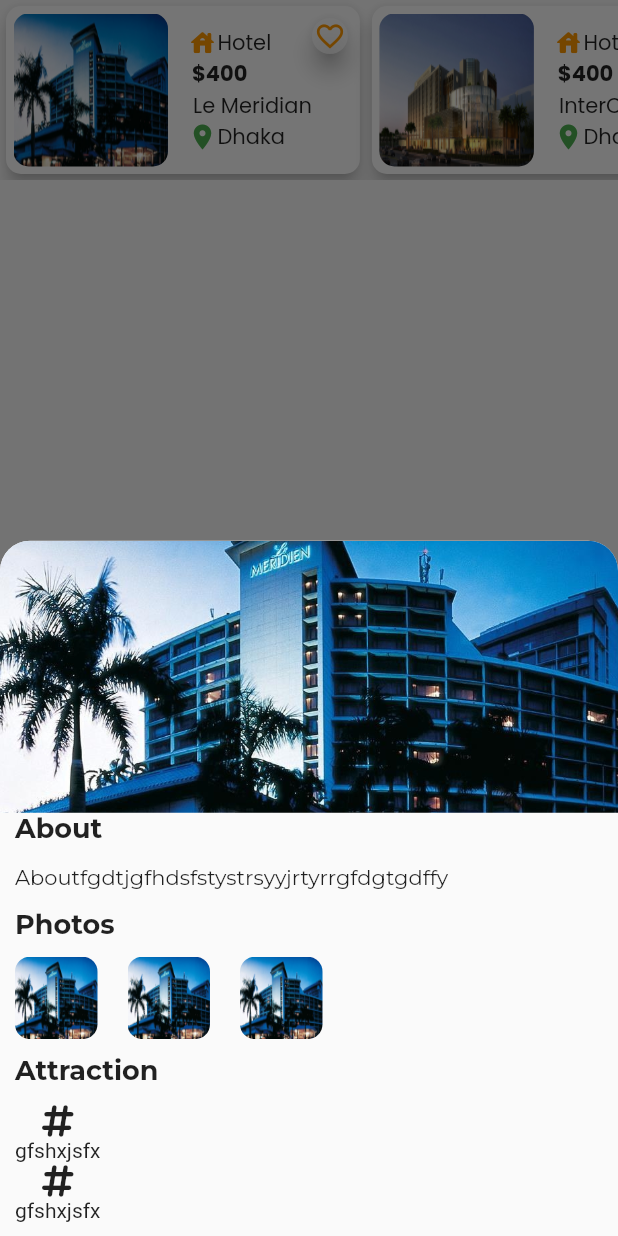
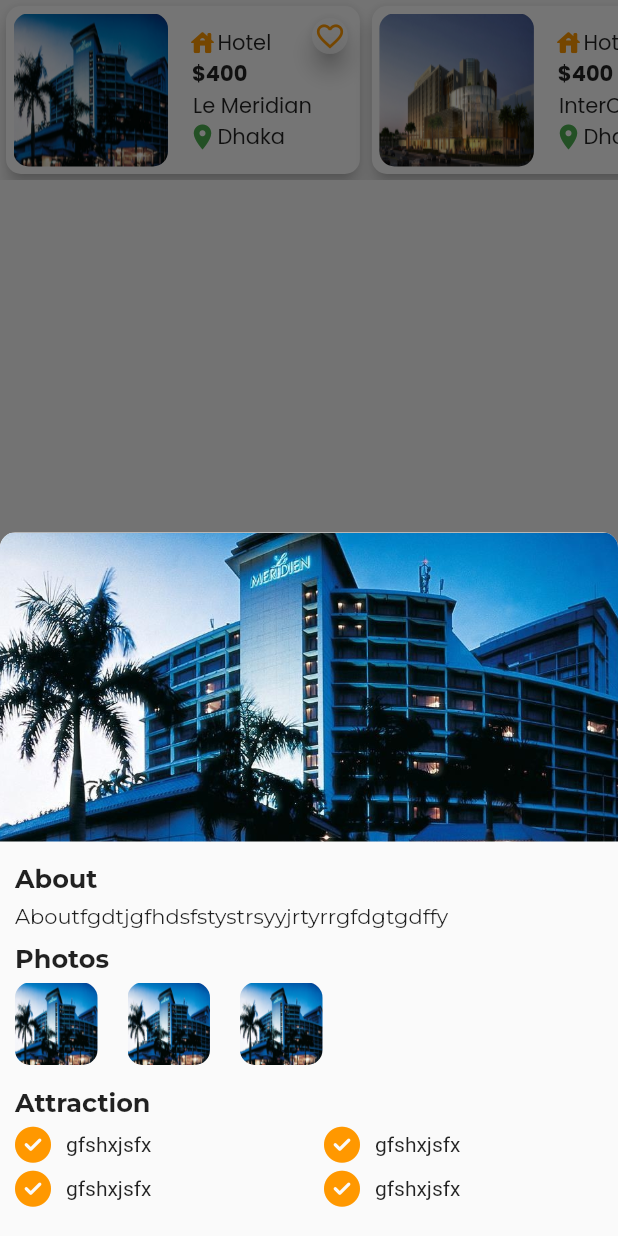
Before and after one commit to omiehsan/Air_Venture, a Flutter app: the RecommendedFlightsWidgets widget shown alone on an empty page, opened directly, after a tap on "Hotel", on a phone screen of 412 x 824 dp. Run offline on Flutter 3.47's test engine with Material 2 defaults, Android fonts, the phone set to English and light mode, and no system bars; our stand-ins replace cloud_firestore, firebase_auth, firebase_core, fluentui_icons, font_awesome_flutter, get and 4 more; accounts and stored records are empty; network calls fail.

Commit message:
delete widget

```diff
--- a/lib/src/services/recommended/recommended_widget.dart
+++ b/lib/src/services/recommended/recommended_widget.dart
@@ -3,6 +3,7 @@
 import 'package:google_fonts/google_fonts.dart';
 import 'package:hawai_jubu/src/services/recommended/recommend.dart';
 import 'package:hawai_jubu/src/services/recommended/recommended_models.dart';
+import 'package:hawai_jubu/src/utils/widgets/bottomsheet_category/btmsht_cat.dart';
 
 class RecommendedFlightsWidgets extends StatefulWidget {
   const RecommendedFlightsWidgets({Key? key}) : super(key: key);
@@ -33,128 +34,7 @@
         scrollDirection: Axis.horizontal,
         itemBuilder: (context, index) => GestureDetector(
           onTap: () {
-            showModalBottomSheet(
-              context: context,
-              shape: const RoundedRectangleBorder(
-                borderRadius: BorderRadius.only(
-                  topLeft: Radius.circular(20),
-                  topRight: Radius.circular(20),
-                ),
-              ),
-
-              builder: (context) => Container(
-                // height: MediaQuery.of(context.size.height*0.7),
-                child: Column(
-                  crossAxisAlignment: CrossAxisAlignment.start,
-                  children: [
-                    ClipRRect(
-                      borderRadius: const BorderRadius.only(
-                        topLeft: Radius.circular(20),
-                        topRight: Radius.circular(20),
-                      ),
-                      child: Image.asset(
-                        jLeMeridianView,
-                        fit: BoxFit.cover,
-                        height: MediaQuery.of(context).size.height * 0.22,
-                        width: double.infinity,
-                      ),
-                    ),
-                    //about places
-                    Padding(
-                      padding: const EdgeInsets.symmetric(horizontal: 10.0),
-                      child: Text(
-                        "About",
-                        style: GoogleFonts.montserrat(
-                            fontWeight: FontWeight.bold, fontSize: 18),
-                      ),
-                    ),
-                    Padding(
-                      padding: const EdgeInsets.only(top: 12.0,left: 10,right: 10,bottom: 8),
-                      child: Text(
-                        "Aboutfgdtjgfhdsfstystrsyyjrtyrrgfdgtgdffy",
-                        maxLines: 3,
-                        style: GoogleFonts.montserrat(
-                            fontWeight: FontWeight.normal, fontSize: 14),
-                      ),
-                    ),
-                    Padding(
-                      padding: const EdgeInsets.symmetric(horizontal: 10.0,vertical: 5),
-                      child: Text(
-                        "Photos",
-                        style: GoogleFonts.montserrat(
-                            fontWeight: FontWeight.bold, fontSize: 18),
-                      ),
-                    ),
-                    Padding(
-                      padding: const EdgeInsets.symmetric(horizontal: 10.0,vertical: 5),
-                      child: Row(
-                        mainAxisAlignment: MainAxisAlignment.start,
-                        children: [
-                          ClipRRect(
-                            borderRadius:  BorderRadius.circular(10),
-                            child: Image.asset(
-                              jLeMeridianView,
-                              fit: BoxFit.fill,
-                              height: 55,
-                              width: 55,
-                            ),
-                          ),
-                          SizedBox(width: 20,),
-                          ClipRRect(
-                            borderRadius: BorderRadius.circular(10),
-                            child: Image.asset(
-                              jLeMeridianView,
-                              fit: BoxFit.fill,
-                              height: 55,
-                              width: 55,
-                            ),
-                          ),
-                          SizedBox(width: 20,),
-                          ClipRRect(
-                            borderRadius: BorderRadius.circular(10),
-                            child: Image.asset(
-                              jLeMeridianView,
-                              fit: BoxFit.fill,
-                              height: 55,
-                              width: 55,
-                            ),
-                          ),
-                        ],
-                      ),
-                    ),
-                    Padding(
-                      padding: const EdgeInsets.symmetric(horizontal: 10.0,vertical: 5),
-                      child: Text(
-                        "Attraction",
-                        style: GoogleFonts.montserrat(
-                            fontWeight: FontWeight.bold, fontSize: 18),
-                      ),
-                    ),
-                    Row(
-                      children: [
-                        Container (
-                          padding: EdgeInsets.symmetric(horizontal: 10.0,vertical: 5.0),
-                          child:  Column(
-                            mainAxisAlignment: MainAxisAlignment.start,
-                            children: [
-                              Icon(FontAwesomeIcons.hashtag),
-                              SizedBox(width: 5,),
-                              Text("gfshxjsfx"),
-                              SizedBox(width: 10,),
-                              Icon(FontAwesomeIcons.hashtag),
-                              SizedBox(width: 5,),
-                              Text("gfshxjsfx"),
-                            ],
-                          ),
-
-                        ),
-                      ],
-                    )
-                  ],
-                ),
-              ),
-            );
-            // Get.to(ForgetPasswordTextScreen());
+            CategorySheet.buildShowModalBottomSheet(context);
           },
           child: Card(
             elevation: 5,
@@ -253,4 +133,6 @@
       ),
     );
   }
+
+
 }
--- /dev/null
+++ b/lib/src/utils/widgets/bottomsheet_category/btmsht_cat.dart
@@ -0,0 +1,182 @@
+  import 'package:flutter/cupertino.dart';
+import 'package:flutter/material.dart';
+import 'package:font_awesome_flutter/font_awesome_flutter.dart';
+import 'package:google_fonts/google_fonts.dart';
+
+import '../../../services/recommended/recommend.dart';
+
+class CategorySheet{
+    static Future<dynamic> buildShowModalBottomSheet(BuildContext context) {
+      return showModalBottomSheet(
+        context: context,
+        isScrollControlled: true,
+        shape: const RoundedRectangleBorder(
+          borderRadius: BorderRadius.only(
+            topLeft: Radius.circular(10),
+            topRight: Radius.circular(10),
+          ),
+        ),
+        builder: (context) => Container(
+          padding: EdgeInsets.only(bottom: 15),
+          child: Column(
+            mainAxisSize: MainAxisSize.min,
+            crossAxisAlignment: CrossAxisAlignment.start,
+            children: [
+              ClipRRect(
+                borderRadius: const BorderRadius.only(
+                  topLeft: Radius.circular(10),
+                  topRight: Radius.circular(10),
+                ),
+                child: Image.asset(
+                  jLeMeridianView,
+                  fit: BoxFit.cover,
+                  height: MediaQuery.of(context).size.height * 0.25,
+                  width: double.infinity,
+                ),
+              ),
+              //about places
+              Padding(
+                padding: const EdgeInsets.only(top: 15,bottom: 5,left: 10,right: 10),
+                child: Text(
+                  "About",
+                  style: GoogleFonts.montserrat(
+                      fontWeight: FontWeight.bold, fontSize: 17),
+                ),
+              ),
+              Padding(
+                padding: const EdgeInsets.only(left: 10,right: 10),
+                child: Text(
+                  "Aboutfgdtjgfhdsfstystrsyyjrtyrrgfdgtgdffy",
+                  maxLines: 3,
+                  style: GoogleFonts.montserrat(
+                      fontWeight: FontWeight.normal, fontSize: 14),
+                ),
+              ),
+              Padding(
+                padding: const EdgeInsets.only(left: 10,right: 10,top: 10,bottom: 5),
+                child: Text(
+                  "Photos",
+                  style: GoogleFonts.montserrat(
+                      fontWeight: FontWeight.bold, fontSize: 17),
+                ),
+              ),
+              Padding(
+                padding: const EdgeInsets.only(left: 10,right: 10,bottom: 15),
+                child: Row(
+                  mainAxisAlignment: MainAxisAlignment.start,
+                  children: [
+                    ClipRRect(
+                      borderRadius: BorderRadius.circular(10),
+                      child: Image.asset(
+                        jLeMeridianView,
+                        fit: BoxFit.fill,
+                        height: 55,
+                        width: 55,
+                      ),
+                    ),
+                    SizedBox(
+                      width: 20,
+                    ),
+                    ClipRRect(
+                      borderRadius: BorderRadius.circular(10),
+                      child: Image.asset(
+                        jLeMeridianView,
+                        fit: BoxFit.fill,
+                        height: 55,
+                        width: 55,
+                      ),
+                    ),
+                    SizedBox(
+                      width: 20,
+                    ),
+                    ClipRRect(
+                      borderRadius: BorderRadius.circular(10),
+                      child: Image.asset(
+                        jLeMeridianView,
+                        fit: BoxFit.fill,
+                        height: 55,
+                        width: 55,
+                      ),
+                    ),
+                  ],
+                ),
+              ),
+              Padding(
+                padding: const EdgeInsets.only(left: 10,right: 10,),
+                child: Text(
+                  "Attraction",
+                  style: GoogleFonts.montserrat(
+                      fontWeight: FontWeight.bold, fontSize: 17),
+                ),
+              ),
+              Row(
+                children: [
+                  Container(
+                    width: MediaQuery.of(context).size.width*0.5,
+                    padding: EdgeInsets.symmetric(
+                        horizontal: 10.0, vertical: 5.0),
+                    child: Column(
+                      mainAxisAlignment: MainAxisAlignment.start,
+                      children: [
+                        Row(
+                          children: [
+                            Icon(FontAwesomeIcons.solidCircleCheck,color: Colors.orange,),
+                            SizedBox(
+                              width: 10,
+                            ),
+                            Text("gfshxjsfx"),
+                          ],
+                        ),
+                        SizedBox(
+                          height:5,
+                        ),
+                        Row(
+                          children: [
+                            Icon(FontAwesomeIcons.solidCircleCheck,color: Colors.orange,),
+                            SizedBox(
+                              width: 10,
+                            ),
+                            Text("gfshxjsfx"),
+                          ],
+                        )
+                      ],
+                    ),
+                  ),
+                  Container(
+                    width: MediaQuery.of(context).size.width*0.5,
+                    padding: EdgeInsets.only(left: 10,right: 10),
+                    child: Column(
+                      mainAxisAlignment: MainAxisAlignment.start,
+                      children: [
+                        Row(
+                          children: [
+                            Icon(FontAwesomeIcons.solidCircleCheck,color: Colors.orange,),
+                            SizedBox(
+                              width: 10,
+                            ),
+                            Text("gfshxjsfx"),
+                          ],
+                        ),
+                        SizedBox(
+                          height:5,
+                        ),
+                        Row(
+                          children: [
+                            Icon(FontAwesomeIcons.solidCircleCheck,color: Colors.orange,),
+                            SizedBox(
+                              width: 10,
+                            ),
+                            Text("gfshxjsfx"),
+                          ],
+                        )
+                      ],
+                    ),
+                  ),
+                ],
+              )
+            ],
+          ),
+        ),
+      );
+    }
+  }
--- a/lib/src/view/navigations/navigation_bar/bottom_bar.dart
+++ b/lib/src/view/navigations/navigation_bar/bottom_bar.dart
@@ -39,7 +39,6 @@
         backgroundColor: Colors.white54,
         currentIndex: selectedIndex,
         onTap: _onItemTapped,
-        elevation: 5,
         showSelectedLabels: false,
         showUnselectedLabels: false,
         selectedItemColor: Colors.orange.shade900,
--- a/lib/src/view/navigations/search_bar/dropdown.dart
+++ b/lib/src/view/navigations/search_bar/dropdown.dart
@@ -6,8 +6,8 @@
 }
 
 class _MyListTileWithDropdownState extends State<MyListTileWithDropdown> {
-  String selectedOption = 'Traveller';
-  List<String> dropdownOptions = ['Traveller', 'Economy', 'Business', 'None'];
+  String selectedOption = 'None';
+  List<String> dropdownOptions = ['None', 'Economy', 'Business', ];
 
   @override
   Widget build(BuildContext context) {
@@ -48,9 +48,9 @@
                     ),
                   );
                 }).toList(),
-                underline: Container(), // Remove the underline from the dropdown
-                dropdownColor: Colors.black26, // Customize the dropdown background color
-                iconEnabledColor: Colors.white70, // Customize the dropdown icon color
+                underline: Container(),
+                dropdownColor: Colors.black26,
+                iconEnabledColor: Colors.white70,
               ),
             ],
           ),
--- a/lib/src/view/profile/profile_screen.dart
+++ b/lib/src/view/profile/profile_screen.dart
@@ -4,15 +4,12 @@
 import 'package:get/get.dart';
 import 'package:get/get_core/src/get_main.dart';
 import 'package:google_fonts/google_fonts.dart';
-import 'package:hawai_jubu/src/view/_screen/flight/flight_result.dart';
 import 'package:hawai_jubu/src/view/flights/destination_list.dart';
 import 'package:hawai_jubu/src/view/profile/profile_widget.dart';
 import 'package:hawai_jubu/src/view/profile/update_profile.dart';
 import 'package:line_awesome_flutter/line_awesome_flutter.dart';
-import 'package:lottie/lottie.dart';
 import '../../repository/auth_repo/auth_repo.dart';
 import '../../view/navigations/navigation_bar/bottom_bar.dart';
-import '../_screen/flight/flight.dart';
 
 class ProfileScreen extends StatelessWidget {
   const ProfileScreen({Key? key}) : super(key: key);
@@ -148,11 +145,11 @@
             // Bottom Part by Tashrif_jubaer
 
             Container(
-              padding: const EdgeInsets.only(top: 20),
+              padding: const EdgeInsets.only(top: 25),
               child: Column(
                 children: [
                   Container(
-                    padding: EdgeInsets.only(right: 10, bottom: 15, left: 10),
+                    padding: const EdgeInsets.only(right: 10, bottom: 15, left: 10),
                     child: Row(
                       mainAxisAlignment: MainAxisAlignment.spaceEvenly,
                       children: [
@@ -197,26 +194,13 @@
                             onTap: () {}),
                         SizedBox(),
                         ProfileWidget(
-                            title: "Trends", icon: Icons.deck, onTap: () {}),
-                      ],
-                    ),
-                  ),
-                  Container(
-                    padding:
-                        const EdgeInsets.only(right: 10, bottom: 15, left: 10),
-                    child: Row(
-                      mainAxisAlignment: MainAxisAlignment.spaceEvenly,
-                      children: [
-                        ProfileWidget(
-                            title: "Saved", icon: Icons.bookmark, onTap: () {}),
-                        const SizedBox(),
-                        ProfileWidget(
                             title: "Add Card",
                             icon: Icons.credit_card,
                             onTap: () {}),
                       ],
                     ),
                   ),
+
                   const SizedBox(
                     height: 10,
                   ),
@@ -240,24 +224,6 @@
                   const SizedBox(
                     height: 2,
                   ),
-                  Row(
-                    mainAxisAlignment: MainAxisAlignment.center,
-                    children: [
-                      SizedBox(
-                        height: 50,
-                        width: 50,
-                        child: Center(
-                          child: Lottie.network(
-                              'https://assets3.lottiefiles.com/packages/lf20_obgheauh.json',
-                              repeat: true,
-                              animate: true),
-                        ),
-                      ),
-                      const SizedBox(width: 15),
-                      Text("Under Construction",
-                          style: Theme.of(context).textTheme.headline4),
-                    ],
-                  ),
                   ListTile(
                     title: const Align(
                         alignment: Alignment.center, child: Text("Log out")),
@@ -266,9 +232,7 @@
                     },
                     tileColor: Colors.white,
                   ),
-                  const SizedBox(
-                    height: 10,
-                  ),
+
                 ],
               ),
             )
```
Also changed, not shown: lib/src/services/car_rentals/car_rental_list.dart (added, +102 -0 lines).
